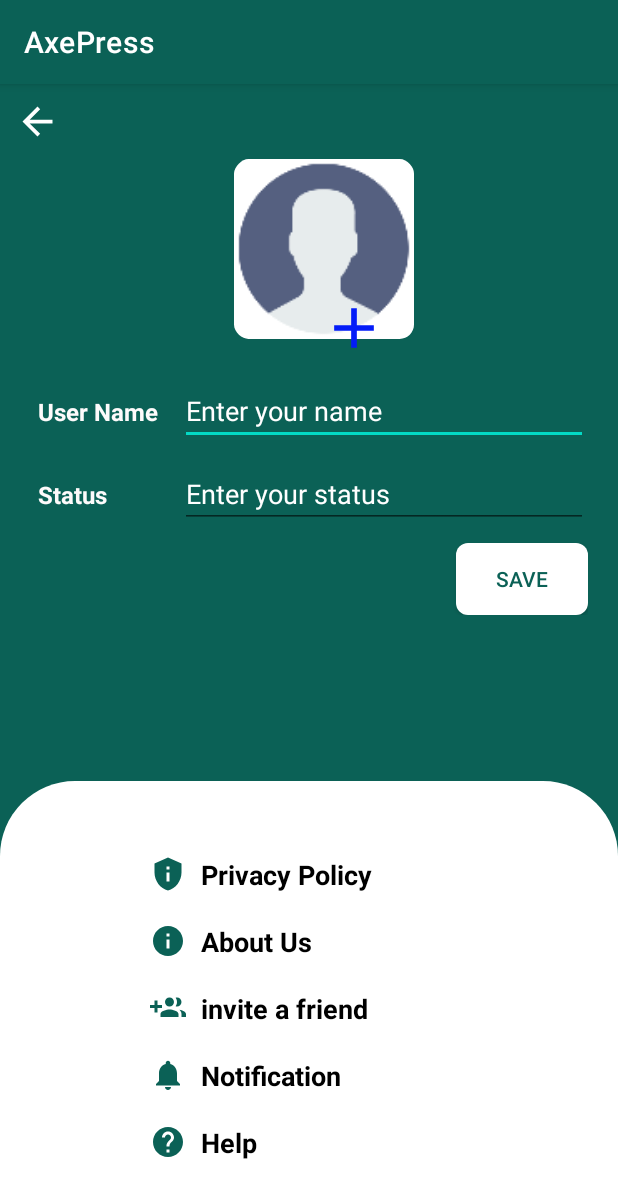
After one commit to sadiqueiqbal0786/Axpress, an Android app: the settings screen opened directly, with no data from a screen before it, on a phone screen of 412 x 824 dp. The commit adds this screen. Shown: the top 1198 px of the screen. Run offline under Robolectric (Android 15) with nearby library versions, the phone set to English and light mode, and no system bars.

Commit message:
23-10-2022

```diff
--- a/app/src/main/AndroidManifest.xml
+++ b/app/src/main/AndroidManifest.xml
@@ -13,6 +13,9 @@
         android:supportsRtl="true"
         android:theme="@style/Theme.AxePress"
         tools:targetApi="31">
+        <activity
+            android:name=".settings"
+            android:exported="false" />
         <activity
             android:name=".GroupChatActivity"
             android:exported="false" />
--- a/app/src/main/java/com/example/axepress/Adapters/usersAdapter.kt
+++ b/app/src/main/java/com/example/axepress/Adapters/usersAdapter.kt
@@ -12,6 +12,11 @@ import com.example.axepress.Adapters.usersAdapter.ViewHolder
 import com.example.axepress.ChatDetailedActivity
 import com.example.axepress.Models.Users
 import com.example.axepress.R
+import com.google.firebase.auth.FirebaseAuth
+import com.google.firebase.database.DataSnapshot
+import com.google.firebase.database.DatabaseError
+import com.google.firebase.database.FirebaseDatabase
+import com.google.firebase.database.ValueEventListener
 import com.squareup.picasso.Picasso
 
 class usersAdapter(var list:ArrayList<Users>,var context: Context?):
@@ -25,6 +30,26 @@ class usersAdapter(var list:ArrayList<Users>,var context: Context?):
         var user:Users= list.get(position)
         Picasso.get().load(user.getprofilepic()).placeholder(R.mipmap.user).into(holder.image)
         holder.userName?.text = user.getUsername()
+
+        FirebaseDatabase.getInstance().reference.child("Chats")
+            .child(FirebaseAuth.getInstance().uid+user.getUserId())
+            .orderByChild("timeStamp")
+            .limitToLast(1)
+            .addListenerForSingleValueEvent(object : ValueEventListener{
+                override fun onDataChange(snapshot: DataSnapshot) {
+
+                  if (snapshot.hasChildren()){
+                      for (snapshot1:DataSnapshot in snapshot.children){
+                          holder.lastMessage?.text=snapshot1.child("message").value.toString()
+                      }
+                  }
+                }
+
+                override fun onCancelled(error: DatabaseError) {
+                    TODO("Not yet implemented")
+                }
+
+            })
 
         holder.itemView.setOnClickListener{
             val intent= Intent(context,ChatDetailedActivity::class.java)
--- /dev/null
+++ b/app/src/main/java/com/example/axepress/settings.kt
@@ -0,0 +1,11 @@
+package com.example.axepress
+
+import androidx.appcompat.app.AppCompatActivity
+import android.os.Bundle
+
+class settings : AppCompatActivity() {
+    override fun onCreate(savedInstanceState: Bundle?) {
+        super.onCreate(savedInstanceState)
+        setContentView(R.layout.activity_settings)
+    }
+}
--- /dev/null
+++ b/app/src/main/res/drawable/btn_background.xml
@@ -0,0 +1,9 @@
+<?xml version="1.0" encoding="utf-8"?>
+<shape xmlns:android="http://schemas.android.com/apk/res/android">
+<solid
+    android:color="@color/white"
+    />
+    <corners
+        android:radius="8dp"
+        />
+</shape>
--- /dev/null
+++ b/app/src/main/res/drawable/ic_baseline_add_24.xml
@@ -0,0 +1,5 @@
+<vector android:height="24dp" android:tint="#031CF8"
+    android:viewportHeight="24" android:viewportWidth="24"
+    android:width="24dp" xmlns:android="http://schemas.android.com/apk/res/android">
+    <path android:fillColor="@color/white" android:pathData="M19,13h-6v6h-2v-6H5v-2h6V5h2v6h6v2z"/>
+</vector>
--- /dev/null
+++ b/app/src/main/res/drawable/ic_baseline_help_24.xml
@@ -0,0 +1,5 @@
+<vector android:height="24dp" android:tint="#1C7147"
+    android:viewportHeight="24" android:viewportWidth="24"
+    android:width="24dp" xmlns:android="http://schemas.android.com/apk/res/android">
+    <path android:fillColor="@android:color/white" android:pathData="M12,2C6.48,2 2,6.48 2,12s4.48,10 10,10 10,-4.48 10,-10S17.52,2 12,2zM13,19h-2v-2h2v2zM15.07,11.25l-0.9,0.92C13.45,12.9 13,13.5 13,15h-2v-0.5c0,-1.1 0.45,-2.1 1.17,-2.83l1.24,-1.26c0.37,-0.36 0.59,-0.86 0.59,-1.41 0,-1.1 -0.9,-2 -2,-2s-2,0.9 -2,2L8,9c0,-2.21 1.79,-4 4,-4s4,1.79 4,4c0,0.88 -0.36,1.68 -0.93,2.25z"/>
+</vector>
--- /dev/null
+++ b/app/src/main/res/drawable/info.xml
@@ -0,0 +1,5 @@
+<vector android:height="24dp" android:tint="#1C7147"
+    android:viewportHeight="24" android:viewportWidth="24"
+    android:width="24dp" xmlns:android="http://schemas.android.com/apk/res/android">
+    <path android:fillColor="@android:color/white" android:pathData="M12,2C6.48,2 2,6.48 2,12s4.48,10 10,10 10,-4.48 10,-10S17.52,2 12,2zM13,17h-2v-6h2v6zM13,9h-2L11,7h2v2z"/>
+</vector>
--- /dev/null
+++ b/app/src/main/res/drawable/invite.xml
@@ -0,0 +1,5 @@
+<vector android:height="24dp" android:tint="#1C7147"
+    android:viewportHeight="24" android:viewportWidth="24"
+    android:width="24dp" xmlns:android="http://schemas.android.com/apk/res/android">
+    <path android:fillColor="@android:color/white" android:pathData="M8,10L5,10L5,7L3,7v3L0,10v2h3v3h2v-3h3v-2zM18,11c1.66,0 2.99,-1.34 2.99,-3S19.66,5 18,5c-0.32,0 -0.63,0.05 -0.91,0.14 0.57,0.81 0.9,1.79 0.9,2.86s-0.34,2.04 -0.9,2.86c0.28,0.09 0.59,0.14 0.91,0.14zM13,11c1.66,0 2.99,-1.34 2.99,-3S14.66,5 13,5c-1.66,0 -3,1.34 -3,3s1.34,3 3,3zM19.62,13.16c0.83,0.73 1.38,1.66 1.38,2.84v2h3v-2c0,-1.54 -2.37,-2.49 -4.38,-2.84zM13,13c-2,0 -6,1 -6,3v2h12v-2c0,-2 -4,-3 -6,-3z"/>
+</vector>
--- /dev/null
+++ b/app/src/main/res/drawable/linear_bg.xml
@@ -0,0 +1,10 @@
+<?xml version="1.0" encoding="utf-8"?>
+<shape xmlns:android="http://schemas.android.com/apk/res/android">
+<solid
+    android:color="@color/white"
+    />
+    <corners
+        android:topLeftRadius="50dp"
+        android:topRightRadius="50dp"
+        />
+</shape>
--- /dev/null
+++ b/app/src/main/res/drawable/notifications.xml
@@ -0,0 +1,5 @@
+<vector android:height="24dp" android:tint="#1C7147"
+    android:viewportHeight="24" android:viewportWidth="24"
+    android:width="24dp" xmlns:android="http://schemas.android.com/apk/res/android">
+    <path android:fillColor="@android:color/white" android:pathData="M12,22c1.1,0 2,-0.9 2,-2h-4c0,1.1 0.89,2 2,2zM18,16v-5c0,-3.07 -1.64,-5.64 -4.5,-6.32L13.5,4c0,-0.83 -0.67,-1.5 -1.5,-1.5s-1.5,0.67 -1.5,1.5v0.68C7.63,5.36 6,7.92 6,11v5l-2,2v1h16v-1l-2,-2z"/>
+</vector>
--- /dev/null
+++ b/app/src/main/res/drawable/privacy.xml
@@ -0,0 +1,5 @@
+<vector android:height="24dp" android:tint="#1C7147"
+    android:viewportHeight="24" android:viewportWidth="24"
+    android:width="24dp" xmlns:android="http://schemas.android.com/apk/res/android">
+    <path android:fillColor="@android:color/white" android:pathData="M12,1L3,5v6c0,5.55 3.84,10.74 9,12c5.16,-1.26 9,-6.45 9,-12V5L12,1L12,1zM11,7h2v2h-2V7zM11,11h2v6h-2V11z"/>
+</vector>
--- /dev/null
+++ b/app/src/main/res/layout/activity_settings.xml
@@ -0,0 +1,188 @@
+<?xml version="1.0" encoding="utf-8"?>
+<RelativeLayout xmlns:android="http://schemas.android.com/apk/res/android"
+    xmlns:app="http://schemas.android.com/apk/res-auto"
+    xmlns:tools="http://schemas.android.com/tools"
+    android:layout_width="match_parent"
+    android:layout_height="match_parent"
+    android:background="@color/colorPrimary"
+    tools:context=".settings">
+
+    <ImageView
+        android:id="@+id/backButton"
+        android:layout_width="30dp"
+        android:layout_height="30dp"
+        android:layout_marginLeft="10dp"
+        android:layout_marginTop="10dp"
+        app:srcCompat="@drawable/ic_baseline_arrow_back_24" />
+
+    <LinearLayout
+        android:id="@+id/linear"
+        android:layout_width="match_parent"
+        android:layout_height="wrap_content"
+        android:layout_below="@id/backButton"
+        android:layout_marginLeft="20dp"
+        android:layout_marginRight="20dp"
+        android:gravity="center"
+        android:orientation="vertical">
+
+        <ImageView
+            android:id="@+id/profile"
+            android:layout_width="120dp"
+            android:layout_height="120dp"
+            android:layout_marginLeft="10dp"
+            android:layout_marginTop="10dp"
+            app:srcCompat="@mipmap/user" />
+
+        <ImageView
+            android:id="@+id/addProfile"
+            android:layout_width="45dp"
+            android:layout_height="45dp"
+            android:layout_marginLeft="30dp"
+            android:layout_marginTop="-30dp"
+            app:srcCompat="@drawable/ic_baseline_add_24" />
+
+        <LinearLayout
+            android:layout_width="match_parent"
+            android:layout_height="match_parent"
+            android:layout_marginTop="10dp"
+            android:orientation="horizontal">
+
+            <TextView
+                android:id="@+id/textView"
+                android:layout_width="100dp"
+                android:layout_height="wrap_content"
+                android:padding="5dp"
+                android:text="User Name"
+                android:textColor="#FDFBFB"
+                android:textSize="16sp"
+                android:textStyle="bold" />
+
+            <EditText
+                android:id="@+id/etUserName"
+                android:layout_width="match_parent"
+                android:layout_height="wrap_content"
+                android:ems="10"
+                android:hint="Enter your name"
+                android:inputType="textPersonName"
+                android:textColor="@color/white"
+                android:textColorHint="@color/white" />
+        </LinearLayout>
+
+        <LinearLayout
+            android:layout_width="match_parent"
+            android:layout_height="match_parent"
+            android:layout_marginTop="10dp"
+            android:orientation="horizontal">
+
+            <TextView
+                android:layout_width="100dp"
+                android:layout_height="wrap_content"
+                android:padding="5dp"
+                android:text="Status"
+                android:textColor="#FDFBFB"
+                android:textSize="16sp"
+                android:textStyle="bold" />
+
+            <EditText
+                android:id="@+id/Status"
+                android:layout_width="match_parent"
+                android:layout_height="wrap_content"
+                android:ems="10"
+                android:hint="Enter your status"
+                android:inputType="textPersonName"
+                android:textColor="@color/white"
+                android:textColorHint="@color/white" />
+        </LinearLayout>
+
+        <androidx.appcompat.widget.AppCompatButton
+            android:layout_width="wrap_content"
+            android:layout_height="wrap_content"
+            android:layout_gravity="right"
+            android:layout_marginTop="10dp"
+            android:background="@drawable/btn_background"
+            android:padding="5dp"
+            android:text="Save"
+            android:textColor="@color/colorPrimary" />
+    </LinearLayout>
+
+    <LinearLayout
+        android:layout_width="match_parent"
+        android:layout_height="wrap_content"
+        android:layout_alignParentBottom="true"
+        android:layout_marginTop="10dp"
+        android:background="@drawable/linear_bg"
+        android:orientation="vertical"
+        android:padding="40dp">
+
+        <TextView
+            android:id="@+id/textView2"
+            android:layout_width="match_parent"
+            android:layout_height="wrap_content"
+            android:layout_marginLeft="50dp"
+            android:drawableLeft="@drawable/privacy"
+            android:drawablePadding="10dp"
+            android:drawableTint="@color/colorPrimary"
+            android:padding="10dp"
+            android:text="Privacy Policy"
+            android:textColor="@color/black"
+            android:textSize="18sp"
+            android:textStyle="bold" />
+
+        <TextView
+            android:id="@+id/textView3"
+            android:layout_width="match_parent"
+            android:layout_height="wrap_content"
+            android:layout_marginLeft="50dp"
+            android:drawableLeft="@drawable/info"
+            android:drawablePadding="10dp"
+            android:drawableTint="@color/colorPrimary"
+            android:padding="10dp"
+            android:text="About Us"
+            android:textColor="@color/black"
+            android:textSize="18sp"
+            android:textStyle="bold" />
+
+        <TextView
+            android:id="@+id/textView4"
+            android:layout_width="match_parent"
+            android:layout_height="wrap_content"
+            android:layout_marginLeft="50dp"
+            android:drawableLeft="@drawable/invite"
+            android:drawablePadding="10dp"
+            android:drawableTint="@color/colorPrimary"
+            android:padding="10dp"
+            android:text="invite a friend"
+            android:textColor="@color/black"
+            android:textSize="18sp"
+            android:textStyle="bold" />
+
+        <TextView
+            android:id="@+id/textView5"
+            android:layout_width="match_parent"
+            android:layout_height="wrap_content"
+            android:layout_marginLeft="50dp"
+            android:drawableLeft="@drawable/notifications"
+            android:drawablePadding="10dp"
+            android:drawableTint="@color/colorPrimary"
+            android:padding="10dp"
+            android:text="Notification"
+            android:textColor="@color/black"
+            android:textSize="18sp"
+            android:textStyle="bold" />
+
+        <TextView
+            android:id="@+id/textView6"
+            android:layout_width="match_parent"
+            android:layout_height="wrap_content"
+            android:layout_marginLeft="50dp"
+            android:drawableLeft="@drawable/ic_baseline_help_24"
+            android:drawablePadding="10dp"
+            android:drawableTint="@color/colorPrimary"
+            android:padding="10dp"
+            android:text="Help"
+            android:textColor="@color/black"
+            android:textSize="18sp"
+            android:textStyle="bold" />
+    </LinearLayout>
+
+</RelativeLayout>
```
